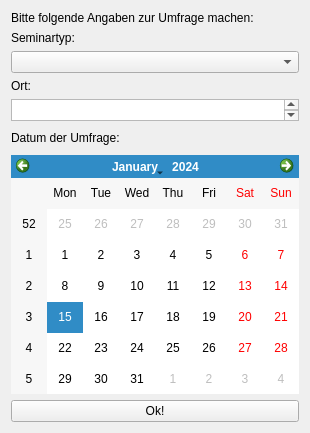
This is windows/datainputpopup.ui in farrutapps/AFZApp as Qt 5 draws it before an edit. The edited form follows.
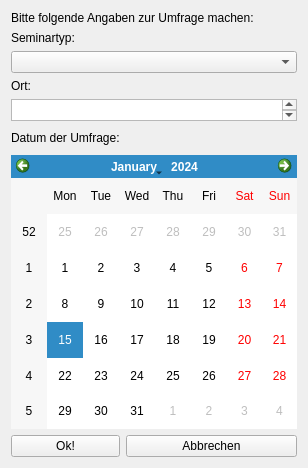
This is the edited form.

Commit message: Text responds included. Checks implemented on adding new surveys to database

Diff of the .ui file:
```diff
--- a/windows/datainputpopup.ui
+++ b/windows/datainputpopup.ui
@@ -6,32 +6,17 @@
    <rect>
     <x>0</x>
     <y>0</y>
-    <width>310</width>
-    <height>433</height>
+    <width>308</width>
+    <height>468</height>
    </rect>
   </property>
   <property name="windowTitle">
    <string>Form</string>
   </property>
-  <layout class="QVBoxLayout" name="verticalLayout_3">
-   <item>
-    <layout class="QVBoxLayout" name="verticalLayout_2">
-     <item>
-      <widget class="QLabel" name="HeaderLabel">
-       <property name="text">
-        <string>Bitte folgende Angaben zur Umfrage machen:</string>
-       </property>
-       <property name="textFormat">
-        <enum>Qt::AutoText</enum>
-       </property>
-       <property name="wordWrap">
-        <bool>true</bool>
-       </property>
-      </widget>
-     </item>
-     <item>
       <layout class="QVBoxLayout" name="verticalLayout">
        <item>
+    <layout class="QGridLayout" name="gridLayout">
+     <item row="1" column="0">
         <widget class="QLabel" name="label">
          <property name="sizePolicy">
           <sizepolicy hsizetype="Minimum" vsizetype="Minimum">
@@ -44,10 +29,7 @@
          </property>
         </widget>
        </item>
-       <item>
-        <widget class="QComboBox" name="SurveyTypeBox"/>
-       </item>
-       <item>
+     <item row="3" column="0">
         <widget class="QLabel" name="label_2">
          <property name="sizePolicy">
           <sizepolicy hsizetype="Fixed" vsizetype="Fixed">
@@ -66,29 +48,14 @@
          </property>
         </widget>
        </item>
-       <item>
-        <widget class="QPlainTextEdit" name="LocationInput">
-         <property name="sizePolicy">
-          <sizepolicy hsizetype="Preferred" vsizetype="Maximum">
-           <horstretch>0</horstretch>
-           <verstretch>0</verstretch>
-          </sizepolicy>
-         </property>
-         <property name="minimumSize">
-          <size>
-           <width>0</width>
-           <height>22</height>
-          </size>
-         </property>
-         <property name="maximumSize">
-          <size>
-           <width>16777215</width>
-           <height>22</height>
-          </size>
+     <item row="7" column="0">
+      <widget class="QPushButton" name="OkButton">
+       <property name="text">
+        <string>Ok!</string>
          </property>
         </widget>
        </item>
-       <item>
+     <item row="5" column="0">
         <widget class="QLabel" name="label_3">
          <property name="sizePolicy">
           <sizepolicy hsizetype="Fixed" vsizetype="Fixed">
@@ -116,17 +83,53 @@
          </property>
         </widget>
        </item>
-       <item>
+     <item row="7" column="1">
+      <widget class="QPushButton" name="CancelButton">
+       <property name="text">
+        <string>Abbrechen</string>
+       </property>
+      </widget>
+     </item>
+     <item row="6" column="0" colspan="2">
         <widget class="QCalendarWidget" name="CalendarWidget"/>
        </item>
-       <item>
-        <widget class="QPushButton" name="OkButton">
+     <item row="4" column="0" colspan="2">
+      <widget class="QPlainTextEdit" name="LocationInput">
+       <property name="sizePolicy">
+        <sizepolicy hsizetype="Preferred" vsizetype="Maximum">
+         <horstretch>0</horstretch>
+         <verstretch>0</verstretch>
+        </sizepolicy>
+       </property>
+       <property name="minimumSize">
+        <size>
+         <width>0</width>
+         <height>22</height>
+        </size>
+       </property>
+       <property name="maximumSize">
+        <size>
+         <width>16777215</width>
+         <height>22</height>
+        </size>
+       </property>
+      </widget>
+     </item>
+     <item row="2" column="0" colspan="2">
+      <widget class="QComboBox" name="SurveyTypeBox"/>
+     </item>
+     <item row="0" column="0" colspan="2">
+      <widget class="QLabel" name="HeaderLabel">
          <property name="text">
-          <string>Ok!</string>
-         </property>
-        </widget>
-       </item>
-      </layout>
+        <string>Bitte folgende Angaben zur Umfrage machen:</string>
+       </property>
+       <property name="textFormat">
+        <enum>Qt::AutoText</enum>
+       </property>
+       <property name="wordWrap">
+        <bool>true</bool>
+       </property>
+      </widget>
      </item>
     </layout>
    </item>
```
Lines whose indentation alone changed are shown as unchanged. The commit also changes 17 other files.
